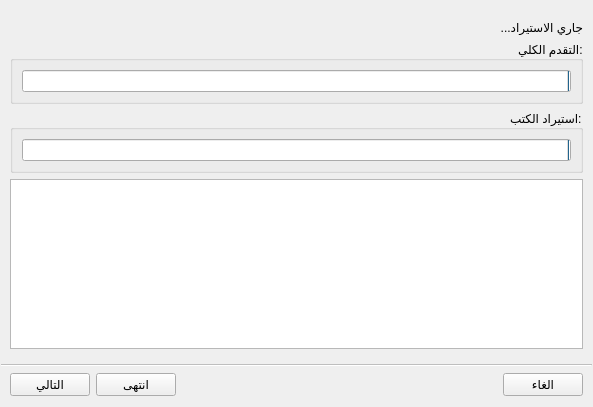
The window that src/shamelaimportdialog.ui (boussouira/moltaqa) describes before a commit, drawn with Qt 5.
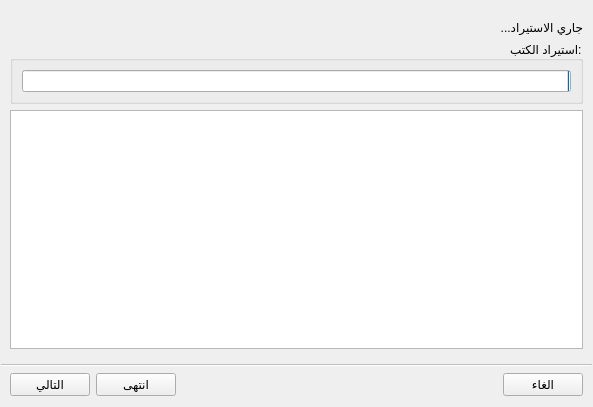
The same window after the commit. The open tabs and pages were chosen to show the change.

Commit message: Change progress bars text

Diff of the .ui file:
```diff
--- a/src/shamelaimportdialog.ui
+++ b/src/shamelaimportdialog.ui
@@ -213,34 +213,6 @@
          </property>
         </widget>
        </item>
-       <item>
-        <widget class="QGroupBox" name="groupBox_3">
-         <property name="title">
-          <string>التقدم الكلي:</string>
-         </property>
-         <layout class="QVBoxLayout" name="verticalLayout_8">
-          <item>
-           <widget class="QProgressBar" name="progressSteps">
-            <property name="maximum">
-             <number>3</number>
-            </property>
-            <property name="value">
-             <number>0</number>
-            </property>
-            <property name="alignment">
-             <set>Qt::AlignCenter</set>
-            </property>
-            <property name="textVisible">
-             <bool>true</bool>
-            </property>
-            <property name="format">
-             <string>%v/%m</string>
-            </property>
-           </widget>
-          </item>
-         </layout>
-        </widget>
-       </item>
        <item>
         <widget class="QGroupBox" name="groupStep">
          <property name="title">
@@ -249,20 +221,8 @@
          <layout class="QVBoxLayout" name="verticalLayout_9">
           <item>
            <widget class="QProgressBar" name="progressBar">
-            <property name="minimum">
-             <number>0</number>
-            </property>
-            <property name="maximum">
-             <number>100</number>
-            </property>
-            <property name="value">
-             <number>0</number>
-            </property>
-            <property name="alignment">
-             <set>Qt::AlignCenter</set>
-            </property>
-            <property name="textVisible">
-             <bool>true</bool>
+            <property name="format">
+             <string>%p% (%v/%m)</string>
             </property>
            </widget>
           </item>
```
Left out of the diff: 3 changed lines with no effect on the pictures. The commit also changes 2 other files.
